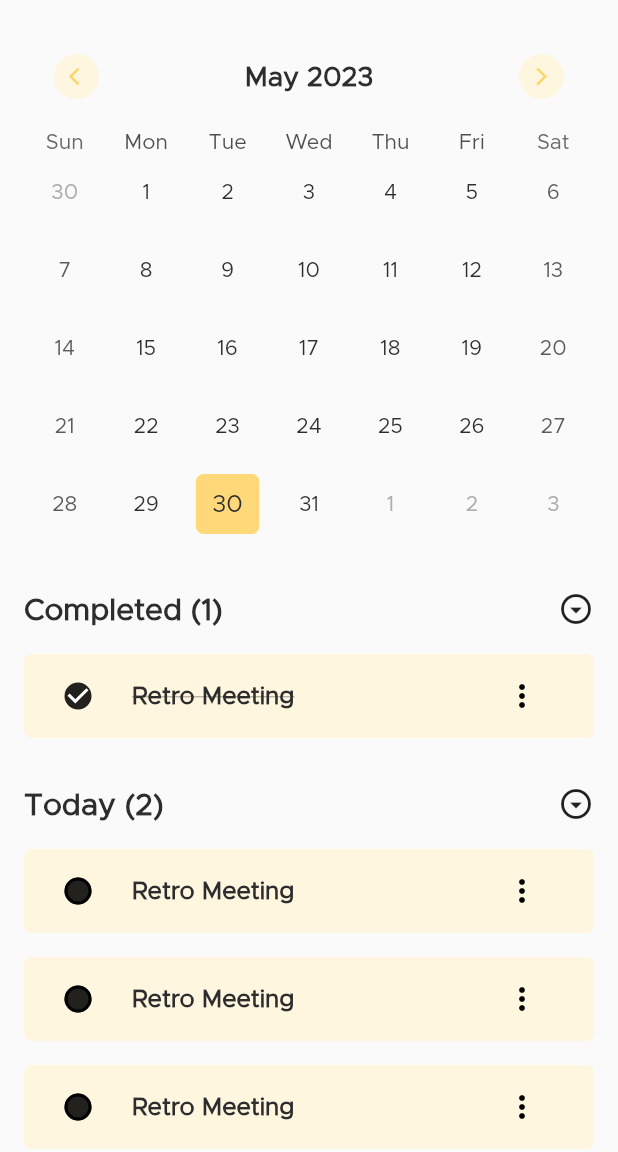
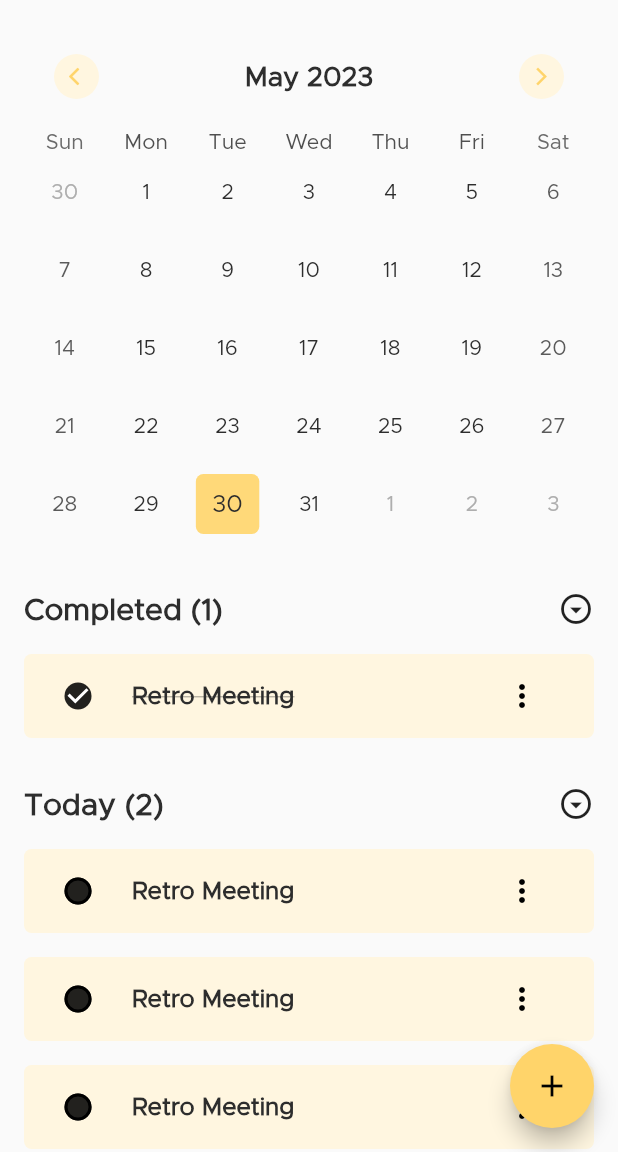
Before and after one commit to ishafiul/jouleslabs-task, a Flutter app: the TodoScreen screen opened by its route, on a phone screen of 412 x 824 dp, the part 84-1236 px from its top. Run offline on Flutter 3.47's test engine with Material 2 defaults, Android fonts, the phone set to English and light mode, and no system bars; drawn by our look-alikes of table_calendar; our stand-ins replace flutter_bloc, flutter_hooks, get_it, go_router, injectable.

Commit message:
feat(todo-screen): add event flotting action button

```diff
--- a/lib/ui/todo/todo_screen.dart
+++ b/lib/ui/todo/todo_screen.dart
@@ -3,6 +3,7 @@ import 'package:flutter_hooks/flutter_hooks.dart';
 import 'package:go_router/go_router.dart';
 import 'package:todo/comon/utils/extensions.dart';
 import 'package:todo/comon/widgets/layout/layout.dart';
+import 'package:todo/config/colors.dart';
 import 'package:todo/config/const.dart';
 import 'package:todo/ui/todo/widgets/callender.dart';
 
@@ -19,6 +20,12 @@ class TodoScreen extends HookWidget {
             context.go('/');
           },
         ),
+      ),
+      floatingActionButton: FloatingActionButton(
+        shape: RoundedRectangleBorder(borderRadius: BorderRadius.all(Radius.circular(100))),
+        onPressed: () {},
+        backgroundColor: ArtistaColor.secondary,
+        child: Icon(Icons.add,color: Colors.black,),
       ),
       body: SingleChildScrollView(
         child: Padding(
@@ -50,7 +57,7 @@ class TodoScreen extends HookWidget {
                     value: true,
                     onChanged: (value) {},
                     controlAffinity: ListTileControlAffinity.leading,
-                    title: Text('Retro Meeting', style: context.textTheme.bodyLarge?.copyWith(decoration: TextDecoration.lineThrough,fontWeight: FontWeight.bold)),
+                    title: Text('Retro Meeting', style: context.textTheme.bodyLarge?.copyWith(decoration: TextDecoration.lineThrough, fontWeight: FontWeight.bold)),
                     tileColor: Color(0xFFFFF6E0),
                     shape: RoundedRectangleBorder(
                       borderRadius: BorderRadius.circular(5),
@@ -112,6 +119,9 @@ class TodoScreen extends HookWidget {
                   )
                 ].withSpaceBetween(height: 16),
               ),
+              SizedBox(
+                height: 80,
+              )
             ],
           ),
         ),
```
